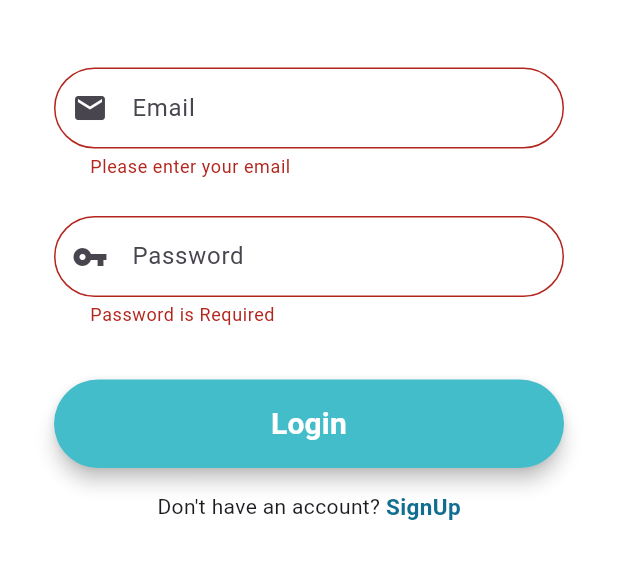
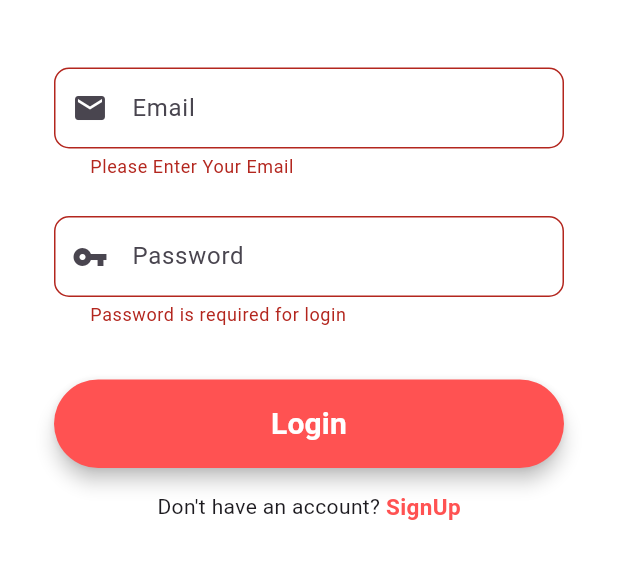
Before and after one commit to chamudiabeysinghe16/FlutterApp, a Flutter app: the screen it shows after launch, after a tap on "Login", on a phone screen of 412 x 824 dp, the part 507-1086 px from its top. Run offline on Flutter 3.47's test engine with Material 3 defaults, Android fonts, the phone set to English and light mode, and no system bars; our stand-ins replace cloud_firestore, firebase_auth, firebase_core, fluttertoast; accounts and stored records are empty.

Commit message:
registration screen, login screen new update
Renamed the logo.png in pubspec.yaml file. Created a user_model.dart and it is the model class that will be used to manage the user data. In the login_screen.dart file coded the login function.  This function will validate the email and password. If the email and password are valid, it will sign in the user. And changed the validator function for each text form fields.

In registration_screen.dart file coded the registration function which creates a new user with the email and password provided. If the user is created successfully, it posts the details to the firestore. For that the function (  postDetailsToFirestore()), coded to post the details to the firestore. This function is called when the user is created successfully.

```diff
--- a/audio_inspect/lib/screens/login_screen.dart
+++ b/audio_inspect/lib/screens/login_screen.dart
@@ -4,124 +4,101 @@ import 'package:audio_inspect/screens/home_screen.dart'; //importing home screen
 import 'package:firebase_auth/firebase_auth.dart';
 import 'package:fluttertoast/fluttertoast.dart'; // import the necessary package
 
-//StatefulWidget is a widget that can change its appearance in response to user actions or other events.
-
 class LoginScreen extends StatefulWidget {
-  const LoginScreen({super.key});
+  const LoginScreen({Key? key}) : super(key: key);
 
   @override
-  State<LoginScreen> createState() => _LoginScreenState();
+  _LoginScreenState createState() => _LoginScreenState();
 }
 
 class _LoginScreenState extends State<LoginScreen> {
-  //form key- helpful in validating email and pasaword
+  // form key
   final _formKey = GlobalKey<FormState>();
 
-  //editing controller- allows you to read the text input by the user
+  // editing controller
   final TextEditingController emailController = new TextEditingController();
   final TextEditingController passwordController = new TextEditingController();
 
-//firebase authentication
+  // firebase
+  final _auth = FirebaseAuth.instance;
 
-  final FirebaseAuth _auth = FirebaseAuth.instance; // instance of FirebaseAuth
+  // string for displaying the error Message
+  String? errorMessage;
 
   @override
   Widget build(BuildContext context) {
     //email field
     final emailField = TextFormField(
-        autofocus:
-            false, // Determines whether this field should gain focus when the widget first appears.
-        controller:
-            emailController, // Assigns the TextEditingController for this field.
-        keyboardType: TextInputType
-            .emailAddress, // Sets the keyboard type to optimize for email entry.
-
-        //The purpose of the validator is to ensure that the user inputs a valid email address.
+        autofocus: false,
+        controller: emailController,
+        keyboardType: TextInputType.emailAddress,
         validator: (value) {
           if (value!.isEmpty) {
-            return 'Please enter your email';
+            return ("Please Enter Your Email");
           }
-          //reg expression for email validation
-          // If the input is empty or doesn't match the pattern defined by the regular expression (RegExp), it provides an appropriate error message.
+          // reg expression for email validation
           if (!RegExp("^[a-zA-Z0-9+_.-]+@[a-zA-Z0-9.-]+.[a-z]")
               .hasMatch(value)) {
-            return 'Please enter a valid Email';
+            return ("Please Enter a valid email");
           }
           return null;
         },
         onSaved: (value) {
-          emailController.text =
-              value!; // Assigns the entered value to the TextEditingController.
+          emailController.text = value!;
         },
-        textInputAction: TextInputAction
-            .next, // Specifies the action the keyboard should take when the user presses the action button.
+        textInputAction: TextInputAction.next,
         decoration: InputDecoration(
-          prefixIcon: Icon(Icons.email),
-          contentPadding: EdgeInsets.fromLTRB(20.0, 15.0, 20.0, 15.0),
+          prefixIcon: Icon(Icons.mail),
+          contentPadding: EdgeInsets.fromLTRB(20, 15, 20, 15),
           hintText: "Email",
           border: OutlineInputBorder(
-            borderRadius: BorderRadius.circular(32.0),
+            borderRadius: BorderRadius.circular(10),
           ),
         ));
 
     //password field
     final passwordField = TextFormField(
-        autofocus:
-            false, // Determines whether this field should gain focus when the widget first appears.
-        controller:
-            passwordController, // Assigns the TextEditingController for this field.
-        obscureText: true, // Hides the entered text.
-
+        autofocus: false,
+        controller: passwordController,
+        obscureText: true,
         validator: (value) {
-          RegExp regex = new RegExp(
-              r'^.{6,}$'); // Ensures that the password is at least 6 characters long.
+          RegExp regex = new RegExp(r'^.{6,}$');
           if (value!.isEmpty) {
-            return 'Password is Required';
+            return ("Password is required for login");
           }
-          // If the input is empty or doesn't match the pattern defined by the regular expression (RegExp), it provides an appropriate error message.
           if (!regex.hasMatch(value)) {
-            return 'Enter a Valid Password with minimum 6 characters';
+            return ("Enter Valid Password(Min. 6 Character)");
           }
         },
         onSaved: (value) {
-          passwordController.text =
-              value!; // Assigns the entered value to the TextEditingController.
+          passwordController.text = value!;
         },
-        textInputAction: TextInputAction
-            .done, // indicates that the user has finished entering text or wishes to move to the next input field
+        textInputAction: TextInputAction.done,
         decoration: InputDecoration(
           prefixIcon: Icon(Icons.vpn_key),
-          contentPadding: EdgeInsets.fromLTRB(20.0, 15.0, 20.0, 15.0),
+          contentPadding: EdgeInsets.fromLTRB(20, 15, 20, 15),
           hintText: "Password",
           border: OutlineInputBorder(
-            borderRadius: BorderRadius.circular(32.0),
+            borderRadius: BorderRadius.circular(10),
           ),
         ));
 
-    //login button
     final loginButton = Material(
       elevation: 5,
       borderRadius: BorderRadius.circular(30),
-      color: Color.fromARGB(255, 68, 189, 203),
+      color: Colors.redAccent,
       child: MaterialButton(
-        padding: EdgeInsets.fromLTRB(20.0, 15.0, 20.0, 15.0),
+          padding: EdgeInsets.fromLTRB(20, 15, 20, 15),
           minWidth: MediaQuery.of(context).size.width,
           onPressed: () {
-          //calls the signIn function when the button is pressed
             signIn(emailController.text, passwordController.text);
-
-          // Navigator.pushReplacement(
-          //     context, MaterialPageRoute(builder: (context) => HomeScreen()));
           },
           child: Text(
             "Login",
             textAlign: TextAlign.center,
             style: TextStyle(
-              fontSize: 20,
-              color: Color.fromARGB(255, 255, 255, 255),
-              fontWeight: FontWeight.bold),
-        ),
-      ),
+                fontSize: 20, color: Colors.white, fontWeight: FontWeight.bold),
+          )),
     );
 
     return Scaffold(
@@ -139,23 +116,18 @@ class _LoginScreenState extends State<LoginScreen> {
                   crossAxisAlignment: CrossAxisAlignment.center,
                   children: <Widget>[
                     SizedBox(
-                                  height: 200.0,
+                        height: 200,
                         child: Image.asset(
-                                    "assets/logo2.png",
+                          "assets/logo.png",
                           fit: BoxFit.contain,
-                                  ),
-                                ),
-                                SizedBox(height: 45.0),
+                        )),
+                    SizedBox(height: 45),
                     emailField,
-                                SizedBox(height: 25.0),
+                    SizedBox(height: 25),
                     passwordField,
-                                SizedBox(
-                                  height: 35.0,
-                                ),
+                    SizedBox(height: 35),
                     loginButton,
-                                SizedBox(
-                                  height: 15.0,
-                                ),
+                    SizedBox(height: 15),
                     Row(
                         mainAxisAlignment: MainAxisAlignment.center,
                         children: <Widget>[
@@ -171,31 +143,60 @@ class _LoginScreenState extends State<LoginScreen> {
                             child: Text(
                               "SignUp",
                               style: TextStyle(
-                                              color: Color.fromARGB(
-                                                  255, 18, 110, 144),
-                                              fontWeight: FontWeight.w600,
+                                  color: Colors.redAccent,
+                                  fontWeight: FontWeight.bold,
                                   fontSize: 15),
                             ),
                           )
                         ])
                   ],
-                            )))))));
+                ),
+              ),
+            ),
+          ),
+        ),
+      ),
+    );
   }
 
-  //login function
+  // login function
   void signIn(String email, String password) async {
-    //validate the form
     if (_formKey.currentState!.validate()) {
+      try {
         await _auth
             .signInWithEmailAndPassword(email: email, password: password)
             .then((uid) => {
-                Fluttertoast.showToast(msg: "Logged in Successfully"),
+                  Fluttertoast.showToast(msg: "Login Successful"),
                   Navigator.of(context).pushReplacement(
                       MaterialPageRoute(builder: (context) => HomeScreen())),
-              })
-          .catchError((e) {
-        Fluttertoast.showToast(msg: e!.message);
                 });
+      } on FirebaseAuthException catch (error) {
+        switch (error.code) {
+          case "invalid-email":
+            errorMessage = "Your email address appears to be malformed.";
+
+            break;
+          case "wrong-password":
+            errorMessage = "Your password is wrong.";
+            break;
+          case "user-not-found":
+            errorMessage = "User with this email doesn't exist.";
+            break;
+          case "user-disabled":
+            errorMessage = "User with this email has been disabled.";
+            break;
+          case "too-many-requests":
+            errorMessage = "Too many requests";
+            break;
+          case "operation-not-allowed":
+            errorMessage = "Signing in with Email and Password is not enabled.";
+            break;
+          default:
+            errorMessage = "An undefined Error happened.";
+        }
+        Fluttertoast.showToast(msg: errorMessage!);
+        print(error.code);
       }
     }
   }
+}
--- a/audio_inspect/pubspec.yaml
+++ b/audio_inspect/pubspec.yaml
@@ -64,7 +64,7 @@ flutter:
 
   # To add assets to your application, add an assets section, like this:
   assets:
-    - assets/logo2.png
+    - assets/logo.png
 
   # An image asset can refer to one or more resolution-specific "variants", see
   # https://flutter.dev/assets-and-images/#resolution-aware
```
Also changed, not shown: audio_inspect/lib/model/user_model.dart (added, +31 -0 lines), audio_inspect/lib/screens/registration_screen.dart (+53 -63 lines), audio_inspect/assets/logo.png (renamed from audio_inspect/assets/logo2.png). Lines whose indentation alone changed are shown as unchanged.
